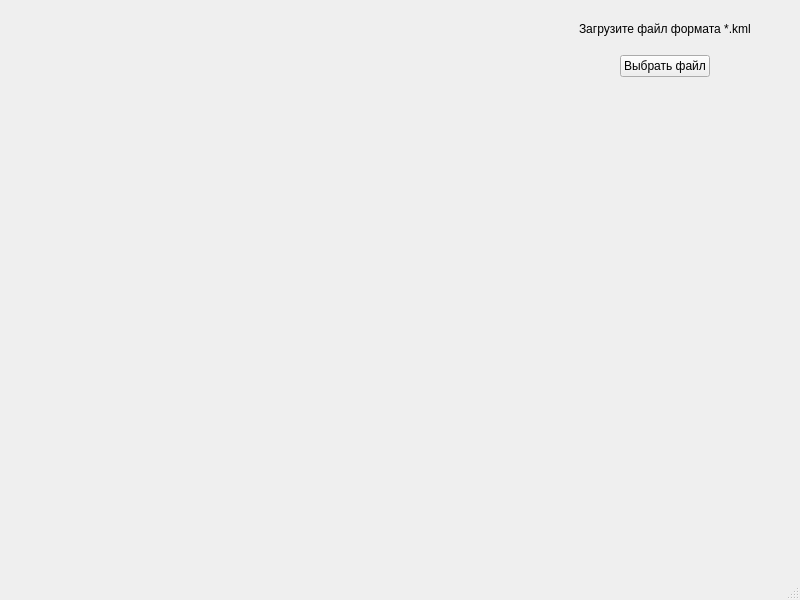
Before: the Qt Designer form View/view.ui in safosaffers/KMLViewer, drawn with Qt 5.
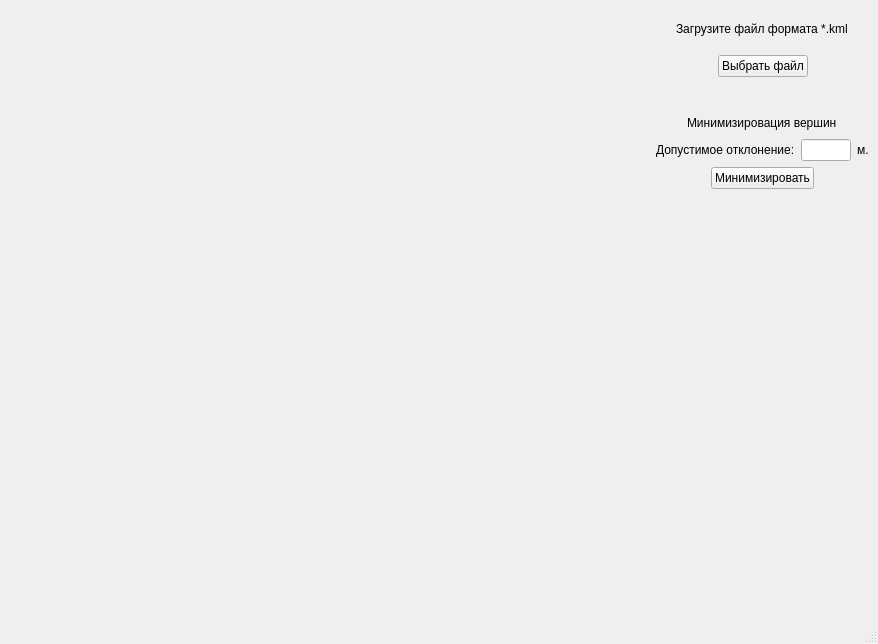
After: the same form once the commit is applied.

Commit message: Add UI: simplify model elements with validator for epsilon value

Patch:
```diff
--- a/View/view.ui
+++ b/View/view.ui
@@ -6,8 +6,8 @@
    <rect>
     <x>0</x>
     <y>0</y>
-    <width>800</width>
-    <height>600</height>
+    <width>878</width>
+    <height>644</height>
    </rect>
   </property>
   <property name="windowTitle">
@@ -16,12 +16,12 @@
   <widget class="QWidget" name="centralwidget">
    <layout class="QHBoxLayout" name="horizontalLayout_2">
     <item>
-     <layout class="QHBoxLayout" name="horizontalLayout" stretch="8,0">
+     <layout class="QHBoxLayout" name="horizontalLayout" stretch="8,2">
       <item>
        <widget class="QWidget" name="glwidget" native="true"/>
       </item>
       <item>
-       <layout class="QVBoxLayout" name="verticalLayout" stretch="1,1,8">
+       <layout class="QVBoxLayout" name="verticalLayout" stretch="1,1,0,0,0,0,8">
         <item>
          <layout class="QHBoxLayout" name="horizontalLayout_5">
           <item>
@@ -102,6 +102,191 @@
           </item>
          </layout>
         </item>
+        <item>
+         <spacer name="verticalSpacer_2">
+          <property name="orientation">
+           <enum>Qt::Orientation::Vertical</enum>
+          </property>
+          <property name="sizeHint" stdset="0">
+           <size>
+            <width>20</width>
+            <height>30</height>
+           </size>
+          </property>
+         </spacer>
+        </item>
+        <item>
+         <layout class="QHBoxLayout" name="horizontalLayout_7">
+          <item>
+           <spacer name="horizontalSpacer_9">
+            <property name="orientation">
+             <enum>Qt::Orientation::Horizontal</enum>
+            </property>
+            <property name="sizeHint" stdset="0">
+             <size>
+              <width>40</width>
+              <height>20</height>
+             </size>
+            </property>
+           </spacer>
+          </item>
+          <item>
+           <widget class="QLabel" name="lblMinimizePolygonPoints">
+            <property name="maximumSize">
+             <size>
+              <width>16777215</width>
+              <height>40</height>
+             </size>
+            </property>
+            <property name="text">
+             <string>Минимизировация вершин</string>
+            </property>
+           </widget>
+          </item>
+          <item>
+           <spacer name="horizontalSpacer_10">
+            <property name="orientation">
+             <enum>Qt::Orientation::Horizontal</enum>
+            </property>
+            <property name="sizeHint" stdset="0">
+             <size>
+              <width>40</width>
+              <height>20</height>
+             </size>
+            </property>
+           </spacer>
+          </item>
+         </layout>
+        </item>
+        <item>
+         <layout class="QHBoxLayout" name="horizontalLayout_4" stretch="1,1,1,1,5,3,3">
+          <item>
+           <spacer name="horizontalSpacer_5">
+            <property name="orientation">
+             <enum>Qt::Orientation::Horizontal</enum>
+            </property>
+            <property name="sizeHint" stdset="0">
+             <size>
+              <width>40</width>
+              <height>20</height>
+             </size>
+            </property>
+           </spacer>
+          </item>
+          <item>
+           <widget class="QLabel" name="lblEpsilon">
+            <property name="maximumSize">
+             <size>
+              <width>16777215</width>
+              <height>40</height>
+             </size>
+            </property>
+            <property name="text">
+             <string>Допустимое отклонение:</string>
+            </property>
+           </widget>
+          </item>
+          <item>
+           <spacer name="horizontalSpacer_12">
+            <property name="orientation">
+             <enum>Qt::Orientation::Horizontal</enum>
+            </property>
+            <property name="sizeHint" stdset="0">
+             <size>
+              <width>40</width>
+              <height>20</height>
+             </size>
+            </property>
+           </spacer>
+          </item>
+          <item>
+           <widget class="QLineEdit" name="leEpsilon">
+            <property name="minimumSize">
+             <size>
+              <width>50</width>
+              <height>0</height>
+             </size>
+            </property>
+           </widget>
+          </item>
+          <item>
+           <spacer name="horizontalSpacer_11">
+            <property name="orientation">
+             <enum>Qt::Orientation::Horizontal</enum>
+            </property>
+            <property name="sizeHint" stdset="0">
+             <size>
+              <width>40</width>
+              <height>20</height>
+             </size>
+            </property>
+           </spacer>
+          </item>
+          <item>
+           <widget class="QLabel" name="lblMeters">
+            <property name="maximumSize">
+             <size>
+              <width>16777215</width>
+              <height>40</height>
+             </size>
+            </property>
+            <property name="text">
+             <string>м.</string>
+            </property>
+           </widget>
+          </item>
+          <item>
+           <spacer name="horizontalSpacer_6">
+            <property name="orientation">
+             <enum>Qt::Orientation::Horizontal</enum>
+            </property>
+            <property name="sizeHint" stdset="0">
+             <size>
+              <width>40</width>
+              <height>20</height>
+             </size>
+            </property>
+           </spacer>
+          </item>
+         </layout>
+        </item>
+        <item>
+         <layout class="QHBoxLayout" name="horizontalLayout_6">
+          <item>
+           <spacer name="horizontalSpacer_7">
+            <property name="orientation">
+             <enum>Qt::Orientation::Horizontal</enum>
+            </property>
+            <property name="sizeHint" stdset="0">
+             <size>
+              <width>40</width>
+              <height>20</height>
+             </size>
+            </property>
+           </spacer>
+          </item>
+          <item>
+           <widget class="QPushButton" name="btnSimplifyPoligons">
+            <property name="text">
+             <string>Минимизировать</string>
+            </property>
+           </widget>
+          </item>
+          <item>
+           <spacer name="horizontalSpacer_8">
+            <property name="orientation">
+             <enum>Qt::Orientation::Horizontal</enum>
+            </property>
+            <property name="sizeHint" stdset="0">
+             <size>
+              <width>40</width>
+              <height>20</height>
+             </size>
+            </property>
+           </spacer>
+          </item>
+         </layout>
+        </item>
         <item>
          <spacer name="verticalSpacer">
           <property name="orientation">
```
Left out of the diff: 4 changed lines with no effect on the pictures. The commit also changes 2 other files.
